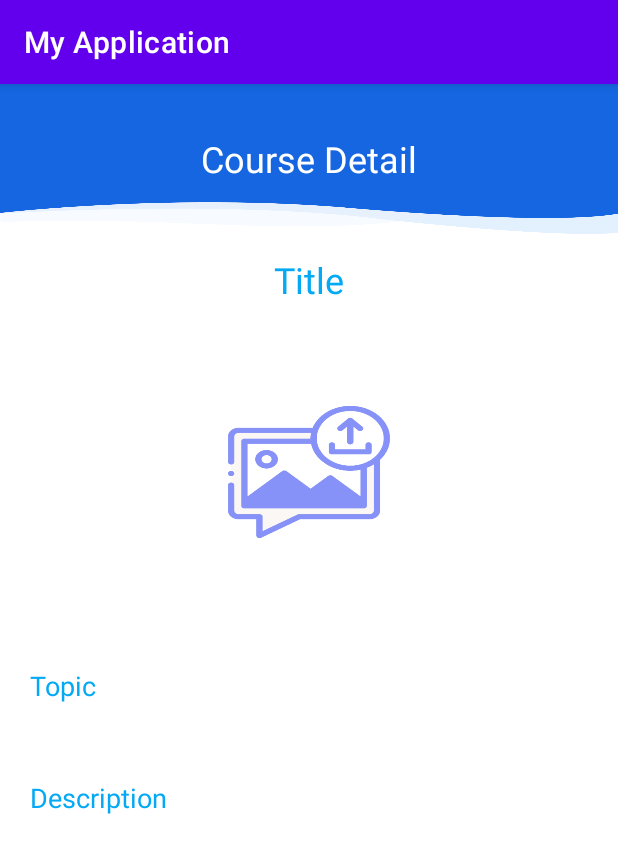
After one commit to DaoDucHieu1712/Quiz_app, an Android app: the CourseDetailActivity screen opened directly, with no data from a screen before it, on a phone screen of 412 x 824 dp. The commit adds this screen. Shown: the top 853 px of the screen. Run offline under Robolectric (Android 15) with nearby library versions, the phone set to English and light mode, and no system bars.

Commit message:
tuannv_03032023_1

```diff
--- /dev/null
+++ b/app/src/main/java/com/example/myapplication/CourseDetailActivity.java
@@ -0,0 +1,32 @@
+package com.example.myapplication;
+
+import androidx.appcompat.app.AppCompatActivity;
+
+import android.os.Bundle;
+import android.widget.ImageView;
+import android.widget.TextView;
+
+import com.bumptech.glide.Glide;
+
+public class CourseDetailActivity extends AppCompatActivity {
+TextView detailDesc, detailTitle, detailTopic;
+ImageView detailImage;
+    @Override
+    protected void onCreate(Bundle savedInstanceState) {
+        super.onCreate(savedInstanceState);
+        setContentView(R.layout.activity_course_detail);
+
+        detailDesc = findViewById(R.id.detailDesc);
+        detailTitle = findViewById(R.id.detailTitle);
+        detailTopic = findViewById(R.id.detailTopic);
+        detailImage = findViewById(R.id.detailImage);
+
+        Bundle bundle = getIntent().getExtras();
+        if(bundle != null){
+            detailDesc.setText(bundle.getString("Description"));
+            detailTitle.setText(bundle.getString("Title"));
+            detailTopic.setText(bundle.getString("Topic"));
+            Glide.with(this) .load(bundle.getString("Image")).into(detailImage);
+        }
+    }
+}
--- /dev/null
+++ b/app/src/main/res/drawable/ic_baseline_delete_24.xml
@@ -0,0 +1,5 @@
+<vector android:height="24dp" android:tint="#FFFFFF"
+    android:viewportHeight="24" android:viewportWidth="24"
+    android:width="24dp" xmlns:android="http://schemas.android.com/apk/res/android">
+    <path android:fillColor="@android:color/white" android:pathData="M6,19c0,1.1 0.9,2 2,2h8c1.1,0 2,-0.9 2,-2V7H6v12zM19,4h-3.5l-1,-1h-5l-1,1H5v2h14V4z"/>
+</vector>
--- /dev/null
+++ b/app/src/main/res/drawable/ic_baseline_edit_24.xml
@@ -0,0 +1,5 @@
+<vector android:height="24dp" android:tint="#FFFFFF"
+    android:viewportHeight="24" android:viewportWidth="24"
+    android:width="24dp" xmlns:android="http://schemas.android.com/apk/res/android">
+    <path android:fillColor="@android:color/white" android:pathData="M3,17.25V21h3.75L17.81,9.94l-3.75,-3.75L3,17.25zM20.71,7.04c0.39,-0.39 0.39,-1.02 0,-1.41l-2.34,-2.34c-0.39,-0.39 -1.02,-0.39 -1.41,0l-1.83,1.83 3.75,3.75 1.83,-1.83z"/>
+</vector>
--- /dev/null
+++ b/app/src/main/res/drawable/ic_baseline_menu_24.xml
@@ -0,0 +1,5 @@
+<vector android:height="24dp" android:tint="#FFFFFF"
+    android:viewportHeight="24" android:viewportWidth="24"
+    android:width="24dp" xmlns:android="http://schemas.android.com/apk/res/android">
+    <path android:fillColor="@android:color/white" android:pathData="M3,18h18v-2L3,16v2zM3,13h18v-2L3,11v2zM3,6v2h18L21,6L3,6z"/>
+</vector>
--- /dev/null
+++ b/app/src/main/res/layout/activity_course_detail.xml
@@ -0,0 +1,61 @@
+<?xml version="1.0" encoding="utf-8"?>
+<LinearLayout
+    xmlns:android="http://schemas.android.com/apk/res/android"
+    xmlns:app="http://schemas.android.com/apk/res-auto"
+    xmlns:tools="http://schemas.android.com/tools"
+    android:layout_width="match_parent"
+    android:layout_height="match_parent"
+    android:orientation="vertical"
+    tools:context=".CourseDetailActivity">
+    <FrameLayout
+        android:layout_width="match_parent"
+        android:layout_height="100dp"
+        android:background="@drawable/blue_bg">
+
+        <TextView
+            android:layout_width="match_parent"
+            android:layout_height="match_parent"
+            android:gravity="center"
+            android:text="Course Detail"
+            android:textColor="@color/white"
+            android:textSize="24dp" />
+    </FrameLayout>
+    <TextView
+        android:layout_width="wrap_content"
+        android:layout_height="wrap_content"
+        android:id="@+id/detailTitle"
+        android:text="Title"
+        android:layout_marginTop="14dp"
+        android:textSize="24sp"
+        android:layout_gravity="center"
+        android:layout_marginBottom="12dp"
+        android:textColor="@color/blue"/>
+    <ImageView
+        android:layout_width="match_parent"
+        android:layout_height="180dp"
+        android:id="@+id/detailImage"
+        android:layout_margin="10dp"
+        android:layout_gravity="center"
+        android:src="@drawable/uploadimg"
+        android:scaleType="fitXY"/>
+    <TextView
+        android:layout_width="match_parent"
+        android:layout_height="wrap_content"
+        android:layout_marginTop="10dp"
+        android:padding="20dp"
+        android:text="Topic"
+        android:layout_gravity="center"
+        android:id="@+id/detailTopic"
+        android:textSize="18sp"
+        android:textColor="@color/blue"/>
+    <TextView
+        android:layout_width="match_parent"
+        android:layout_height="wrap_content"
+        android:layout_marginTop="10dp"
+        android:padding="20dp"
+        android:text="Description"
+        android:layout_gravity="center"
+        android:id="@+id/detailDesc"
+        android:textSize="18sp"
+        android:textColor="@color/blue"/>
+</LinearLayout>
--- a/app/src/main/res/values/themes.xml
+++ b/app/src/main/res/values/themes.xml
@@ -1,10 +1,15 @@
 <resources xmlns:tools="http://schemas.android.com/tools">
     <!-- Base application theme. -->
-    <style name="Theme.MyApplication" parent="Theme.AppCompat.Light.NoActionBar">
+    <style name="Theme.MyApplication" parent="Theme.MaterialComponents.DayNight.DarkActionBar">
         <!-- Primary brand color. -->
         <item name="colorPrimary">@color/purple_500</item>
         <item name="colorPrimaryDark">@color/purple_700</item>
         <item name="colorAccent">@color/teal_200</item>
         <!-- Customize your theme here. -->
     </style>
+
+    <style name="roundedImageViewRounded">
+        <item name="cornerFamily">rounded</item>
+        <item name="cornerSize">50%</item>
+    </style>
 </resources>
--- a/build.gradle
+++ b/build.gradle
@@ -1,4 +1,8 @@
 buildscript {
+    repositories{
+        google()
+        mavenCentral()
+    }
     dependencies {
         classpath 'com.google.gms:google-services:4.3.15'
     }
```
Also changed, not shown: app/build.gradle (+12 -1 lines), app/src/main/AndroidManifest.xml (+8 -2 lines), app/src/main/java/com/example/myapplication/ListCourseActivity.java (+53 -0 lines), app/src/main/java/com/example/myapplication/adapter/CourseAdapter.java (added, +77 -0 lines), app/src/main/res/layout/activity_create_course.xml (+10 -8 lines), app/src/main/res/layout/activity_list_course.xml (+7 -0 lines), app/src/main/res/layout/course_item.xml (added, +60 -0 lines), app/src/main/res/drawable/uploadimg.png (added).
